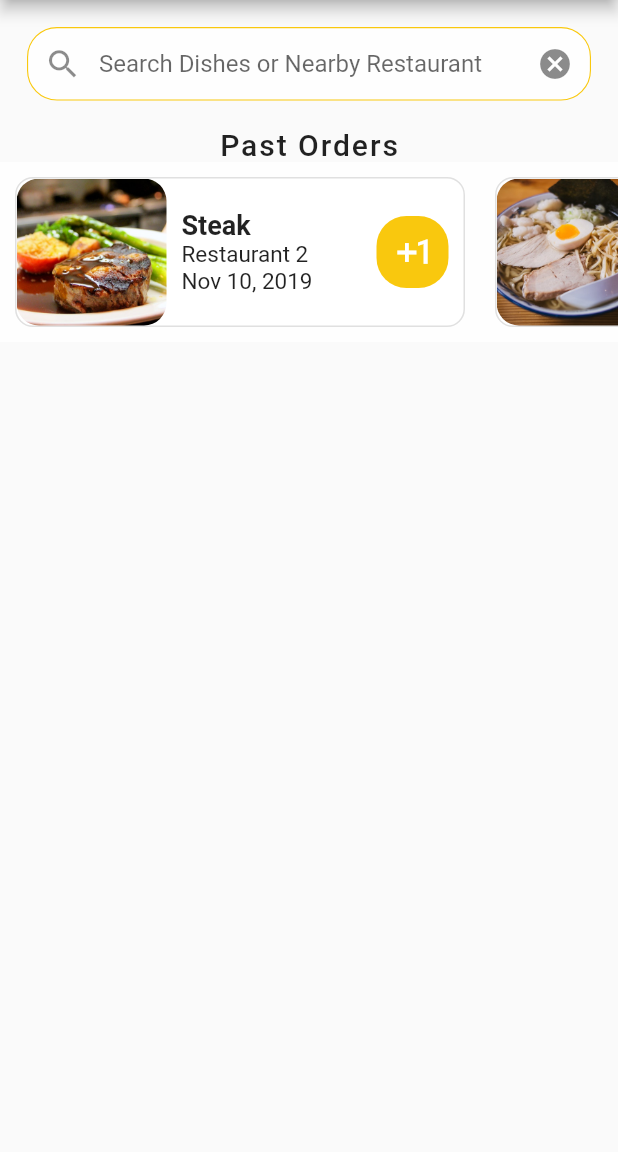
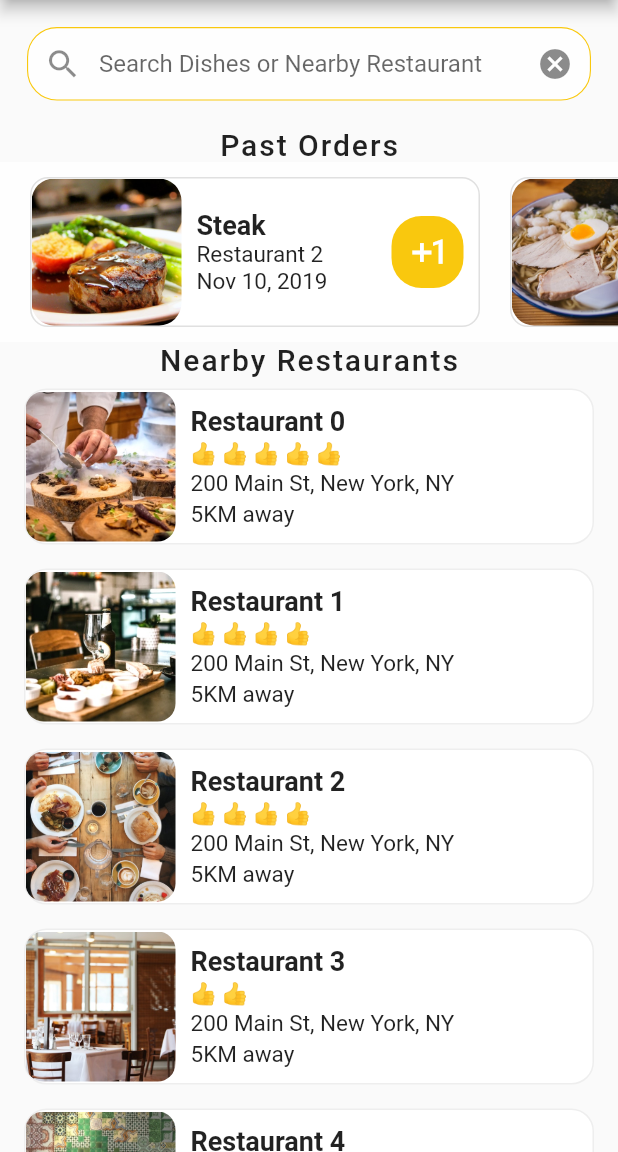
Before and after one commit to Nehanshj/foodie_foodapp, a Flutter app: the screen it shows after launch, on a phone screen of 412 x 824 dp, the part 84-1236 px from its top. Run offline on Flutter 3.47's test engine with Material 2 defaults, Android fonts, the phone set to English and light mode, and no system bars.

Commit message:
nearby Restaurants Vertical List

```diff
--- a/lib/screens/home_screen.dart
+++ b/lib/screens/home_screen.dart
@@ -1,6 +1,7 @@
 import 'package:flutter/material.dart';
 import 'package:foodie/data/data.dart';
 import 'package:foodie/widgets/horizontal_list.dart';
+import 'package:foodie/widgets/vertical_list.dart';
 
 class Home extends StatefulWidget {
   @override
@@ -62,6 +63,7 @@ class _HomeState extends State<Home> {
             ),
           ),
           PastOrders(),
+          NearbyRes(),
         ],
       ),
     );
--- a/lib/widgets/horizontal_list.dart
+++ b/lib/widgets/horizontal_list.dart
@@ -101,6 +101,8 @@ class PastOrders extends StatelessWidget {
           color: Colors.white70,
           height: 120.0,
           child: ListView.builder(
+              padding: EdgeInsets.only(left: 10.0),
+              physics: BouncingScrollPhysics(),
               scrollDirection: Axis.horizontal,
               itemCount: currentUser.orders.length,
               itemBuilder: (BuildContext context, int index) {
--- /dev/null
+++ b/lib/widgets/rating.dart
@@ -0,0 +1,17 @@
+import 'package:flutter/material.dart';
+
+class Rating extends StatelessWidget {
+
+  final int ratingLikes;
+
+  Rating(this.ratingLikes);
+
+  @override
+  Widget build(BuildContext context) {
+    String likes = '';
+      for(int i =0; i<ratingLikes; i++){
+        likes += '👍 ';
+      }
+    return Text(likes);
+  }
+}
--- /dev/null
+++ b/lib/widgets/vertical_list.dart
@@ -0,0 +1,88 @@
+import 'package:flutter/cupertino.dart';
+import 'package:flutter/material.dart';
+import 'package:foodie/data/data.dart';
+import 'package:foodie/models/restaurant.dart';
+import 'package:foodie/widgets/rating.dart';
+
+class NearbyRes extends StatelessWidget {
+
+  _buildRes(){
+    List<Widget> resList= [];
+    restaurants.forEach((Restaurant res){
+      resList.add(
+        Container(
+          margin: EdgeInsets.symmetric(horizontal: 16.0, vertical: 8.0,),
+          decoration: BoxDecoration(
+            color: Colors.white,
+            borderRadius: BorderRadius.circular(15.0),
+            border: Border.all(
+              width: 1.0,
+              color: Colors.grey[200],
+            ),
+          ),
+        child: Row(
+          children: <Widget>[
+            ClipRRect(
+                borderRadius: BorderRadius.circular(12.0),
+                child: Image(image: AssetImage(res.imageUrl),width: 100.0, height: 100.0,fit: BoxFit.cover,)),
+            Container(
+              margin: EdgeInsets.all(10.0),
+              child: Column(
+                  mainAxisAlignment: MainAxisAlignment.center,
+                  crossAxisAlignment: CrossAxisAlignment.start,
+                  children: <Widget>[
+                    Text(
+                      res.name,
+                      style: TextStyle(
+                        fontSize: 18.0,
+                        fontWeight: FontWeight.bold,
+                      ),
+                      overflow: TextOverflow.ellipsis,
+                    ),
+                    SizedBox(height: 3.0),
+                    Rating(res.rating),
+                    SizedBox(height: 3.0),
+                    Text(
+                      res.address,
+                      style: TextStyle(
+                        fontSize: 15.0,
+                      ),
+                      overflow: TextOverflow.ellipsis,
+                    ),
+                    SizedBox(height: 3.0),
+                    Text(
+                      '5KM away',
+                      style: TextStyle(
+                        fontSize: 15.0,
+                      ),
+                      overflow: TextOverflow.ellipsis,
+                    ),
+                  ],
+                ),
+            ),
+          ],
+        ),
+        )
+      );
+    });
+    return Column(children: resList);
+  }
+  @override
+  Widget build(BuildContext context) {
+    return Column(
+      children: <Widget>[
+        Padding(
+          padding: EdgeInsets.symmetric(horizontal: 10.0),
+          child: Text('Nearby Restaurants',
+            style: TextStyle(
+              fontSize: 20.0,
+              fontWeight: FontWeight.w500,
+              letterSpacing: 1.3,
+            ),
+          ),
+        ),
+        _buildRes(),
+      ],
+    );
+  }
+}
```
